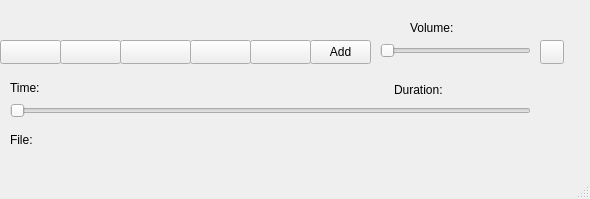
First picture: the form in mainwindow.ui, repository Veronika050987/MediPlayer_PD411, before the edit.
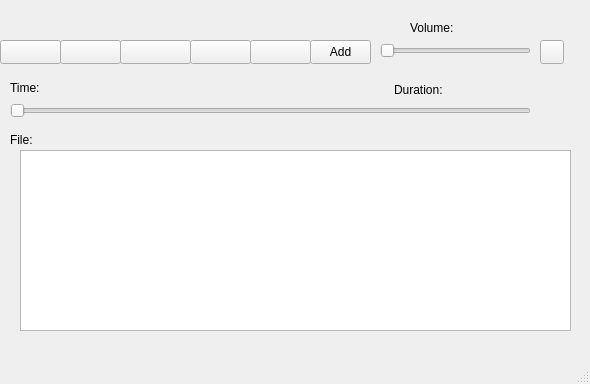
Second picture: the form after the edit. Icons and pictures are not drawn.

Diff of the .ui file:
```diff
--- a/mainwindow.ui
+++ b/mainwindow.ui
@@ -7,19 +7,19 @@
     <x>0</x>
     <y>0</y>
     <width>590</width>
-    <height>199</height>
+    <height>384</height>
    </rect>
   </property>
   <property name="minimumSize">
    <size>
     <width>590</width>
-    <height>199</height>
+    <height>384</height>
    </size>
   </property>
   <property name="maximumSize">
    <size>
     <width>590</width>
-    <height>199</height>
+    <height>384</height>
    </size>
   </property>
   <property name="windowTitle">
@@ -199,6 +199,16 @@
      <string/>
     </property>
    </widget>
+   <widget class="QTableView" name="tableViewPlaylist">
+    <property name="geometry">
+     <rect>
+      <x>20</x>
+      <y>150</y>
+      <width>551</width>
+      <height>181</height>
+     </rect>
+    </property>
+   </widget>
   </widget>
   <widget class="QMenuBar" name="menubar">
    <property name="geometry">
```
